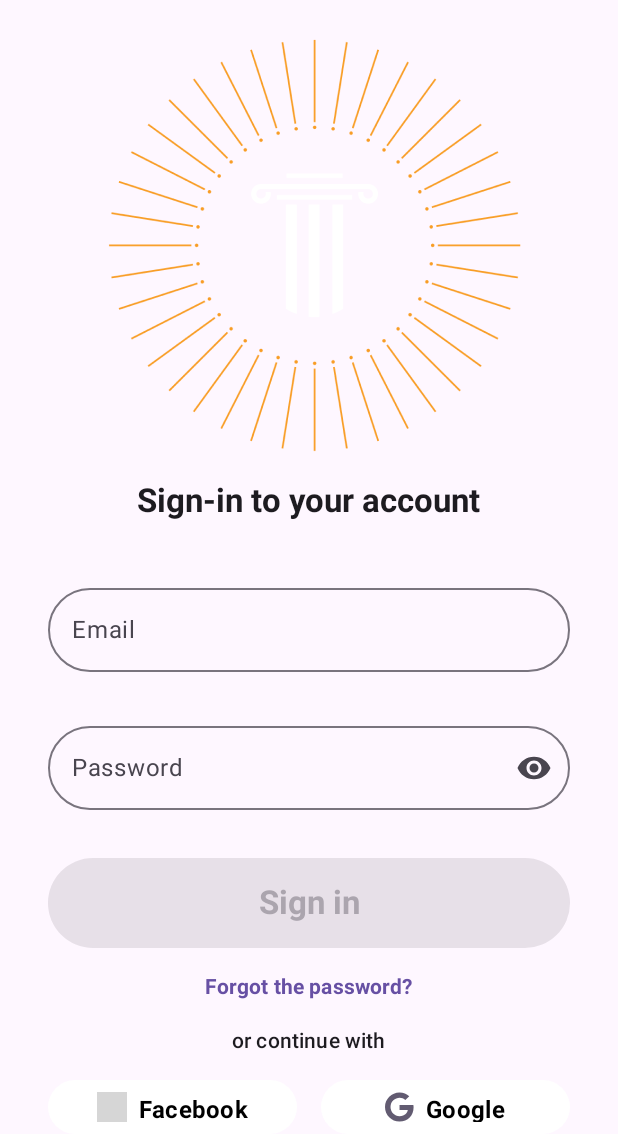
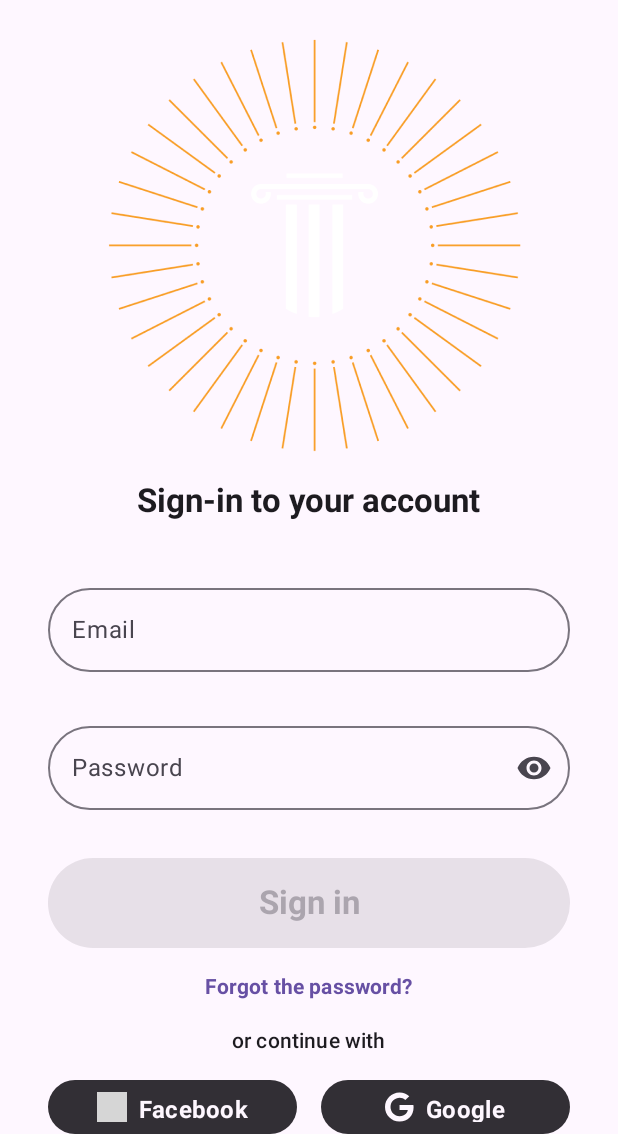
Before and after one commit to Growpoint-Davao/foundations, an Android app built with Jetpack Compose: the screen it shows after launch (MainActivity), on a phone screen of 412 x 824 dp, the part 102-1236 px from its top. Run offline under Robolectric (Android 15) with nearby library versions, the phone set to English and light mode, and no system bars; our stand-ins replace Dagger/Hilt's generated code, Firebase (no records; nobody signed in at launch, a user with empty details on screens opened directly); grey boxes are pictures that could not be loaded.

Commit message:
Fixed the button color problem with theme.

```diff
--- a/app/src/main/java/church/thegrowpoint/foundations/modules/auth/presentation/LoginScreen.kt
+++ b/app/src/main/java/church/thegrowpoint/foundations/modules/auth/presentation/LoginScreen.kt
@@ -35,7 +35,7 @@ import church.thegrowpoint.foundations.ui.composables.ActionableDialog
 import church.thegrowpoint.foundations.ui.composables.ClickableLabel
 import church.thegrowpoint.foundations.ui.composables.DialogAction
 import church.thegrowpoint.foundations.ui.composables.LargeButton
-import church.thegrowpoint.foundations.ui.composables.WhiteIconButton
+import church.thegrowpoint.foundations.ui.composables.SurfaceThemedIconButton
 import church.thegrowpoint.foundations.ui.theme.FoundationsTheme
 import church.thegrowpoint.foundations.utils.extensions.validEmail
 import church.thegrowpoint.foundations.utils.extensions.validPasswordLength
@@ -149,7 +149,7 @@ fun LoginScreen(
         )
         Spacer(modifier = Modifier.height(16.dp))
         Row(verticalAlignment = Alignment.CenterVertically) {
-            WhiteIconButton(
+            SurfaceThemedIconButton(
                 modifier = Modifier.weight(1f),
                 icon = painterResource(R.drawable.facebook_logo),
                 text = stringResource(R.string.facebook)
@@ -157,7 +157,7 @@ fun LoginScreen(
 
             }
             Spacer(modifier = Modifier.width(16.dp))
-            WhiteIconButton(
+            SurfaceThemedIconButton(
                 modifier = Modifier.weight(1f),
                 icon = painterResource(R.drawable.google_logo),
                 text = stringResource(R.string.google)
--- a/app/src/main/java/church/thegrowpoint/foundations/ui/composables/Buttons.kt
+++ b/app/src/main/java/church/thegrowpoint/foundations/ui/composables/Buttons.kt
@@ -24,25 +24,22 @@ import androidx.compose.material3.Text
 import androidx.compose.runtime.Composable
 import androidx.compose.ui.Alignment
 import androidx.compose.ui.Modifier
-import androidx.compose.ui.graphics.Color
 import androidx.compose.ui.graphics.painter.Painter
 import androidx.compose.ui.platform.LocalDensity
 import androidx.compose.ui.res.stringResource
 import androidx.compose.ui.text.font.FontWeight
 import androidx.compose.ui.unit.dp
-import androidx.navigation.NavHostController
-import androidx.navigation.compose.rememberNavController
 import church.thegrowpoint.foundations.R
 import church.thegrowpoint.foundations.ui.theme.RoundedShapes
 
 /**
- * Creates white button with icon.
+ * Creates and icon button that complements the color of the surface.
  *
  * I needs a [icon], [text], and [contentDescription].
  * It has an optional [modifier] parameter.
  */
 @Composable
-fun WhiteIconButton(
+fun SurfaceThemedIconButton(
     modifier: Modifier = Modifier,
     icon: Painter,
     text: String,
@@ -51,7 +48,8 @@ fun WhiteIconButton(
 ) {
     IconButton(
         modifier = modifier
-            .background(Color.White, shape = RoundedShapes.large)
+            // .background(Color.White, shape = RoundedShapes.large)
+            .background(MaterialTheme.colorScheme.inverseSurface, shape = RoundedShapes.large)
             .fillMaxWidth()
             .padding(all = 8.dp),
         onClick = onClick
@@ -62,14 +60,14 @@ fun WhiteIconButton(
             Icon(
                 painter = icon,
                 contentDescription = contentDescription,
-                tint = MaterialTheme.colorScheme.secondary
+                tint = MaterialTheme.colorScheme.surface
             )
             Spacer(modifier = Modifier.width(8.dp))
             Text(
                 text = text,
                 fontWeight = FontWeight.Bold,
                 style = MaterialTheme.typography.titleMedium,
-                color = Color.Black
+                color = MaterialTheme.colorScheme.surface
             )
         }
     }
```
